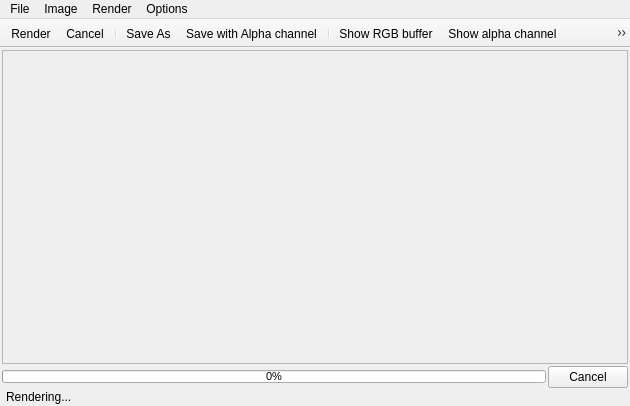
YafaRay/libYafaRay, file src/gui/windowbase.ui: the form before one commit.
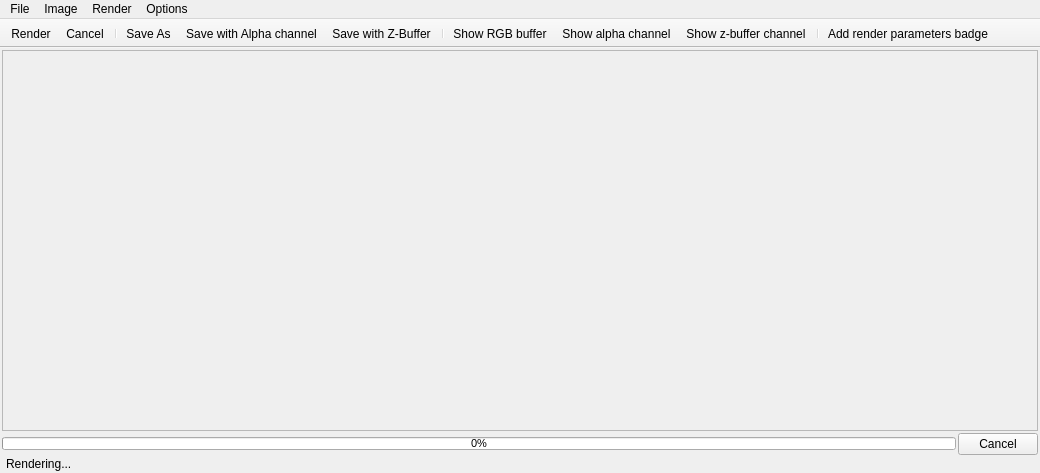
The form after the commit.

Commit message: - QtGui: Changes and additions on the toolbar icons - QtGui: Update to use new image handling plugins to save the rendered   image - Core: Render parameters badge changed to prepare it for a non intrusive   version - CMake: updated the build system to reflect the changes on YafaRay's Qt   window

What changed in the file:
```diff
--- a/src/gui/windowbase.ui
+++ b/src/gui/windowbase.ui
@@ -6,8 +6,8 @@
    <rect>
     <x>0</x>
     <y>0</y>
-    <width>630</width>
-    <height>406</height>
+    <width>1040</width>
+    <height>473</height>
    </rect>
   </property>
   <property name="windowTitle">
@@ -51,8 +51,8 @@
           <rect>
            <x>0</x>
            <y>0</y>
-           <width>624</width>
-           <height>294</height>
+           <width>1030</width>
+           <height>369</height>
           </rect>
          </property>
         </widget>
@@ -138,8 +138,8 @@
     <rect>
      <x>0</x>
      <y>0</y>
-     <width>630</width>
-     <height>25</height>
+     <width>1040</width>
+     <height>22</height>
     </rect>
    </property>
    <widget class="QMenu" name="menuFile">
@@ -223,10 +223,13 @@
    <addaction name="separator"/>
    <addaction name="actionSave_As"/>
    <addaction name="actionSaveAlpha"/>
+   <addaction name="actionSaveDepth"/>
    <addaction name="separator"/>
    <addaction name="actionShowRGB"/>
    <addaction name="actionShowAlpha"/>
    <addaction name="actionShowDepth"/>
+   <addaction name="separator"/>
+   <addaction name="actionDrawParams"/>
   </widget>
   <action name="actionQuit">
    <property name="text">
@@ -355,6 +358,31 @@
     <string>Enable/disable ask before closing dialog</string>
    </property>
   </action>
+  <action name="actionSaveDepth">
+   <property name="checkable">
+    <bool>true</bool>
+   </property>
+   <property name="text">
+    <string>Save with Z-Buffer</string>
+   </property>
+   <property name="toolTip">
+    <string>Save with Z-Buffer</string>
+   </property>
+   <property name="shortcut">
+    <string>Alt+Shift+Z</string>
+   </property>
+  </action>
+  <action name="actionDrawParams">
+   <property name="checkable">
+    <bool>true</bool>
+   </property>
+   <property name="text">
+    <string>Add render parameters badge</string>
+   </property>
+   <property name="toolTip">
+    <string>Add a badge with the parameters of the render</string>
+   </property>
+  </action>
  </widget>
  <resources/>
  <connections/>
```
Left out of the diff: 3 changed lines with no effect on the pictures. The commit also changes 17 other files.
